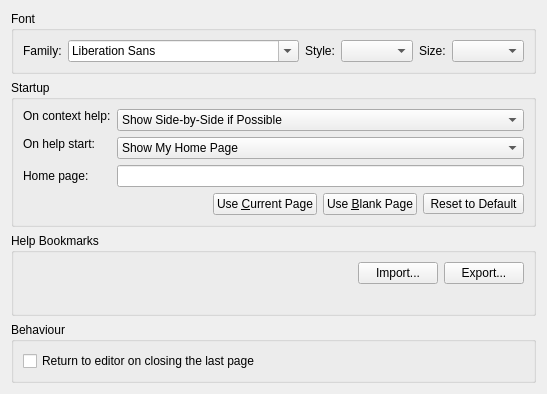
Old version of the form src/plugins/help/generalsettingspage.ui in the repository qt-creator/qt-creator.
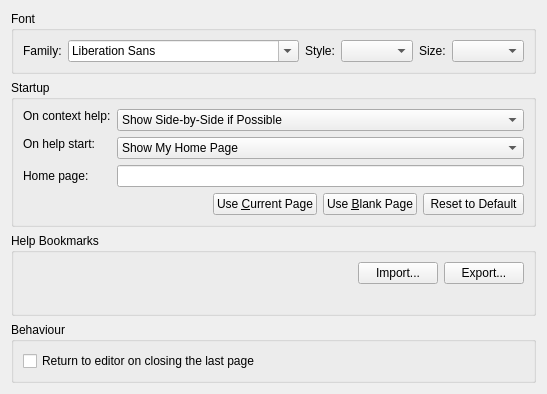
New version of the form. Icons and pictures are not drawn.

What changed in the file:
```diff
--- a/src/plugins/help/generalsettingspage.ui
+++ b/src/plugins/help/generalsettingspage.ui
@@ -265,6 +265,12 @@
         </item>
         <item>
          <widget class="QToolButton" name="defaultPageButton">
+          <property name="sizePolicy">
+           <sizepolicy hsizetype="Preferred" vsizetype="Preferred">
+            <horstretch>0</horstretch>
+            <verstretch>0</verstretch>
+           </sizepolicy>
+          </property>
           <property name="toolTip">
            <string>Reset to default</string>
           </property>
```
